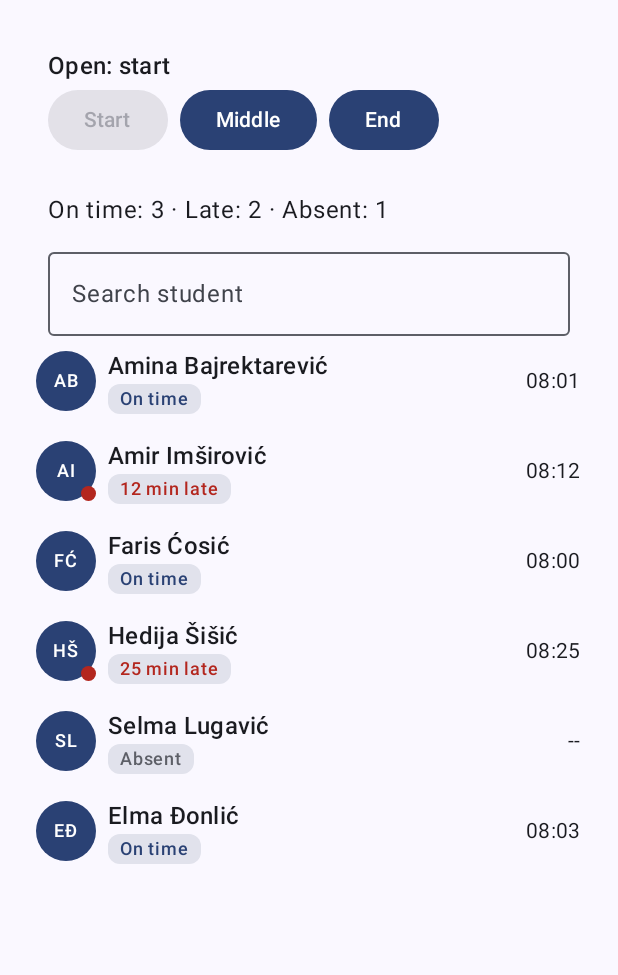
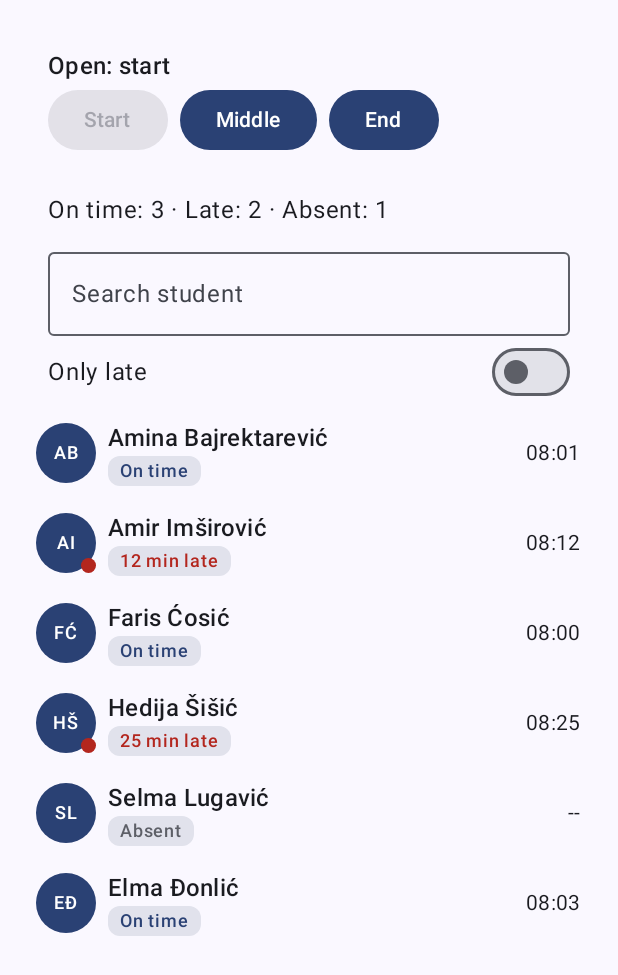
Before and after one commit to roketbilimcisi/LAB4-5-6---Mobile-Application-, an Android app built with Jetpack Compose: the screen it shows after launch (MainActivity), after a tap on "Start", on a phone screen of 412 x 824 dp. Shown: the top 975 px of the screen. Run offline under Robolectric (Android 15) with nearby library versions, the phone set to English and light mode, and no system bars.

Commit message:
Lab5: part 2 late only switch

```diff
--- a/app/src/main/java/ba/untz/attendance1/MainActivity.kt
+++ b/app/src/main/java/ba/untz/attendance1/MainActivity.kt
@@ -7,6 +7,7 @@ import androidx.activity.compose.setContent
 import androidx.activity.enableEdgeToEdge
 import androidx.compose.foundation.background
 import androidx.compose.foundation.clickable
+import androidx.compose.foundation.selection.toggleable
 import androidx.compose.foundation.verticalScroll
 import androidx.compose.foundation.layout.*
 import androidx.compose.foundation.shape.CircleShape
@@ -17,6 +18,7 @@ import androidx.compose.ui.Alignment
 import androidx.compose.ui.Modifier
 import androidx.compose.ui.draw.clip
 import androidx.compose.ui.graphics.Color
+import androidx.compose.ui.semantics.Role
 import androidx.compose.ui.tooling.preview.Preview
 import androidx.compose.ui.unit.dp
 import ba.untz.attendance1.ui.theme.Attendance1Theme
@@ -145,6 +147,33 @@ private fun SearchFieldPreview() {
 }
 
 @Composable
+fun LateOnlySwitch(onlyLate: Boolean, onOnlyLateChange: (Boolean) -> Unit, modifier: Modifier = Modifier) {
+    Row(
+        modifier = modifier.fillMaxWidth().toggleable(
+            value = onlyLate,
+            role = Role.Switch,
+            onValueChange = onOnlyLateChange
+        ).padding(horizontal = 16.dp, vertical = 8.dp),
+        verticalAlignment = Alignment.CenterVertically
+    ) {
+        Text("Only late", Modifier.weight(1f))
+        Switch(checked = onlyLate, onCheckedChange = null)
+    }
+}
+
+@Preview(name = "Late only enabled", showBackground = true)
+@Composable
+private fun LateOnlySwitchEnabledPreview() {
+    Attendance1Theme { LateOnlySwitch(onlyLate = true, onOnlyLateChange = {}) }
+}
+
+@Preview(name = "Late only disabled", showBackground = true)
+@Composable
+private fun LateOnlySwitchDisabledPreview() {
+    Attendance1Theme { LateOnlySwitch(onlyLate = false, onOnlyLateChange = {}) }
+}
+
+@Composable
 fun CheckInCard(checkIn: CheckIn, allCheckIns: List<CheckIn>, modifier: Modifier = Modifier) {
     var expanded by remember { mutableStateOf(false) }
     val sameStudent = allCheckIns.filter { it.student == checkIn.student }
@@ -165,6 +194,7 @@ fun ProfessorScreen(modifier: Modifier = Modifier) {
     var openWindow by rememberSaveable { mutableStateOf<Window?>(null) }
     var checkIns by remember { mutableStateOf(sampleCheckIns) }
     var query by rememberSaveable { mutableStateOf("") }
+    var onlyLate by rememberSaveable { mutableStateOf(false) }
     val current = checkIns.filter { it.window == openWindow }
     Column(modifier.fillMaxSize().padding(16.dp).verticalScroll(rememberScrollState())) {
         WindowControls(openWindow, onOpen = { openWindow = it })
@@ -175,7 +205,12 @@ fun ProfessorScreen(modifier: Modifier = Modifier) {
             AttendanceSummary(current, Modifier.padding(horizontal = 16.dp, vertical = 8.dp))
             // If onQueryChange = {} is passed here, typing cannot update query, so the field stays unchanged.
             SearchField(query = query, onQueryChange = { query = it }, modifier = Modifier.padding(horizontal = 16.dp))
-            val visible = current.filter { it.student.name.contains(query.trim(), ignoreCase = true) }
+            LateOnlySwitch(onlyLate = onlyLate, onOnlyLateChange = { onlyLate = it })
+            // Prediction: In the middle window, searching "s" with Only late off shows Faris Ćosić and Selma Lugavić; Hedija Šišić is excluded because "Š" is not the same letter as unaccented "s". With Only late on, Faris and Selma remain because both matching check-ins are late.
+            val visible = current.filter {
+                it.student.name.contains(query.trim(), ignoreCase = true) &&
+                    (!onlyLate || it.status is CheckInStatus.Late)
+            }
             if (visible.isEmpty()) {
                 Text("No check-ins match the filter", Modifier.padding(16.dp))
             } else {
```
